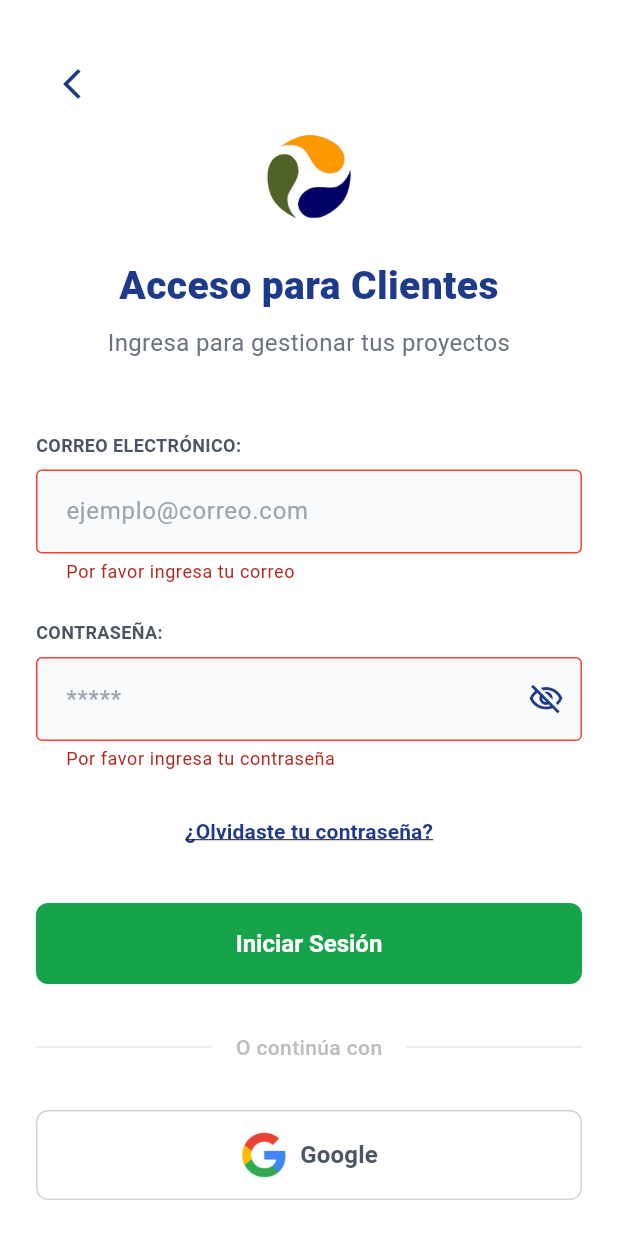
After one commit to Juventud-Incide/App-Incide, a Flutter app: the ClientLoginScreen screen opened by its route, after a tap on "Iniciar Sesión", on a phone screen of 412 x 824 dp. The commit adds this screen. Run offline on Flutter 3.47's test engine with Material 3 defaults, Android fonts, the light colour scheme and no system bars; our stand-ins replace flutter_riverpod, go_router.

Commit message:
Se integro el login de clientes ui

```diff
--- a/lib/core/router/app_router.dart
+++ b/lib/core/router/app_router.dart
@@ -3,6 +3,8 @@ import '../../features/auth/splash_screen.dart';
 import '../../features/roles/role_selection_screen.dart';
 import '../../features/auth/register_screen.dart';
 import '../../features/auth/login_screen.dart';
+import '../../features/auth/client_login_screen.dart';
+import '../../features/auth/cliente_register_screen.dart';
 
 class AppRouter {
   static final GoRouter router = GoRouter(
@@ -28,6 +30,16 @@ class AppRouter {
         name: 'login',
         builder: (context, state) => const LoginScreen(),
       ),
+      GoRoute(
+        path: '/login-cliente',
+        name: 'login-cliente',
+        builder: (context, state) => const ClientLoginScreen(),
+      ),
+      GoRoute(
+        path: '/registro-cliente',
+        name: 'registro-cliente',
+        builder: (context, state) => const ClienteRegisterScreen(),
+      ),
     ],
   );
 }
--- /dev/null
+++ b/lib/features/auth/client_login_screen.dart
@@ -0,0 +1,295 @@
+import 'package:flutter/material.dart';
+import 'package:flutter_riverpod/flutter_riverpod.dart';
+import 'package:go_router/go_router.dart';
+import '../../core/theme/app_colors.dart';
+import 'widgets/custom_input_field.dart';
+import 'providers/auth_provider.dart';
+
+class ClientLoginScreen extends ConsumerStatefulWidget {
+  const ClientLoginScreen({super.key});
+
+  @override
+  ConsumerState<ClientLoginScreen> createState() => _ClientLoginScreenState();
+}
+
+class _ClientLoginScreenState extends ConsumerState<ClientLoginScreen> {
+  final _formKey = GlobalKey<FormState>();
+  final _emailController = TextEditingController();
+  final _passwordController = TextEditingController();
+  bool _isPasswordVisible = false;
+
+  @override
+  void dispose() {
+    _emailController.dispose();
+    _passwordController.dispose();
+    super.dispose();
+  }
+
+  Future<void> _submitForm() async {
+    FocusScope.of(context).unfocus();
+
+    if (_formKey.currentState!.validate()) {
+      try {
+        final status = await ref
+            .read(authControllerProvider.notifier)
+            .login(_emailController.text.trim(), _passwordController.text);
+
+        if (!mounted) return;
+
+        if (status == 'aceptado') {
+          ScaffoldMessenger.of(context).showSnackBar(
+            const SnackBar(
+              content: Text('¡Bienvenido a INCIDE!'),
+              backgroundColor: Colors.green,
+            ),
+          );
+          // TODO: context.go('/home-cliente');
+        } else if (status == 'pendiente') {
+          ScaffoldMessenger.of(context).showSnackBar(
+            const SnackBar(
+              content: Text('Tu cuenta está en revisión por un administrador.'),
+              backgroundColor: Colors.orange,
+            ),
+          );
+        } else if (status == 'rechazado') {
+          ScaffoldMessenger.of(context).showSnackBar(
+            const SnackBar(
+              content: Text('Tu solicitud fue rechazada. Contacta a soporte.'),
+              backgroundColor: Colors.red,
+            ),
+          );
+        }
+      } catch (e) {
+        if (!mounted) return;
+        ScaffoldMessenger.of(context).showSnackBar(
+          SnackBar(content: Text(e.toString()), backgroundColor: Colors.red),
+        );
+      }
+    }
+  }
+
+  @override
+  Widget build(BuildContext context) {
+    final isLoading = ref.watch(authControllerProvider);
+
+    return Scaffold(
+      backgroundColor: Colors.white,
+      body: SafeArea(
+        child: SingleChildScrollView(
+          padding: const EdgeInsets.symmetric(horizontal: 24.0, vertical: 32.0),
+          child: Form(
+            key: _formKey,
+            autovalidateMode: AutovalidateMode.disabled,
+            child: Column(
+              crossAxisAlignment: CrossAxisAlignment.stretch,
+              children: [
+                // --- BOTÓN VOLVER ---
+                Align(
+                  alignment: Alignment.centerLeft,
+                  child: IconButton(
+                    icon: const Icon(Icons.arrow_back_ios_new,
+                        color: AppColors.primaryBlue),
+                    onPressed: () => context.pop(),
+                  ),
+                ),
+
+                const SizedBox(height: 8),
+
+                // --- HEADER ---
+                Center(
+                  child: Image.asset(
+                    'assets/images/Isotipo_Incide.png',
+                    width: 60,
+                  ),
+                ),
+                const SizedBox(height: 24),
+                const Text(
+                  'Acceso para Clientes',
+                  textAlign: TextAlign.center,
+                  style: TextStyle(
+                    color: Color(0xFF1E3A8A),
+                    fontSize: 26,
+                    fontWeight: FontWeight.w900,
+                  ),
+                ),
+                const SizedBox(height: 8),
+                const Text(
+                  'Ingresa para gestionar tus proyectos',
+                  textAlign: TextAlign.center,
+                  style: TextStyle(color: Color(0xFF6B7280), fontSize: 16),
+                ),
+
+                const SizedBox(height: 48),
+
+                // --- FORMULARIO ---
+                CustomInputField(
+                  label: 'CORREO ELECTRÓNICO:',
+                  hintText: 'ejemplo@correo.com',
+                  controller: _emailController,
+                  keyboardType: TextInputType.emailAddress,
+                  validator: (value) {
+                    if (value == null || value.trim().isEmpty) {
+                      return 'Por favor ingresa tu correo';
+                    }
+                    final emailRegex = RegExp(r'^[^@]+@[^@]+\.[^@]+$');
+                    if (!emailRegex.hasMatch(value)) {
+                      return 'Ingresa un correo válido';
+                    }
+                    return null;
+                  },
+                ),
+
+                const SizedBox(height: 24),
+
+                CustomInputField(
+                  label: 'CONTRASEÑA:',
+                  hintText: '*****',
+                  isPassword: true,
+                  isPasswordVisible: _isPasswordVisible,
+                  controller: _passwordController,
+                  onToggleVisibility: () {
+                    setState(() {
+                      _isPasswordVisible = !_isPasswordVisible;
+                    });
+                  },
+                  validator: (value) {
+                    if (value == null || value.isEmpty) {
+                      return 'Por favor ingresa tu contraseña';
+                    }
+                    if (value.length < 6) {
+                      return 'La contraseña es muy corta';
+                    }
+                    return null;
+                  },
+                ),
+
+                const SizedBox(height: 16),
+
+                // --- OLVIDASTE CONTRASEÑA ---
+                Align(
+                  alignment: Alignment.center,
+                  child: TextButton(
+                    onPressed: () {
+                      // TODO: Navegar a recuperación de contraseña
+                    },
+                    child: const Text(
+                      '¿Olvidaste tu contraseña?',
+                      style: TextStyle(
+                        color: AppColors.primaryBlue,
+                        fontWeight: FontWeight.bold,
+                        decoration: TextDecoration.underline,
+                      ),
+                    ),
+                  ),
+                ),
+
+                const SizedBox(height: 24),
+
+                // --- BOTÓN PRINCIPAL VERDE ---
+                ElevatedButton(
+                  onPressed: isLoading ? null : () => _submitForm(),
+                  style: ElevatedButton.styleFrom(
+                    backgroundColor: const Color(0xFF16A34A),
+                    padding: const EdgeInsets.symmetric(vertical: 16),
+                    shape: RoundedRectangleBorder(
+                      borderRadius: BorderRadius.circular(8),
+                    ),
+                    elevation: 0,
+                  ),
+                  child: isLoading
+                      ? const SizedBox(
+                          height: 20,
+                          width: 20,
+                          child: CircularProgressIndicator(
+                            color: Colors.white,
+                            strokeWidth: 2,
+                          ),
+                        )
+                      : const Text(
+                          'Iniciar Sesión',
+                          style: TextStyle(
+                            color: Colors.white,
+                            fontSize: 16,
+                            fontWeight: FontWeight.bold,
+                          ),
+                        ),
+                ),
+
+                const SizedBox(height: 32),
+
+                // --- DIVISOR ---
+                Row(
+                  children: [
+                    const Expanded(child: Divider(color: Color(0xFFE5E7EB))),
+                    Padding(
+                      padding: const EdgeInsets.symmetric(horizontal: 16.0),
+                      child: Text(
+                        'O continúa con',
+                        style: TextStyle(
+                          color: Colors.grey[400],
+                          fontWeight: FontWeight.w500,
+                        ),
+                      ),
+                    ),
+                    const Expanded(child: Divider(color: Color(0xFFE5E7EB))),
+                  ],
+                ),
+
+                const SizedBox(height: 32),
+
+                // --- BOTÓN DE GOOGLE ---
+                OutlinedButton.icon(
+                  onPressed: () {
+                    // TODO: Lógica de Google Sign-In
+                  },
+                  icon: Image.asset('assets/images/logo_google.png', width: 32),
+                  label: const Text(
+                    'Google',
+                    style: TextStyle(
+                      color: Color(0xFF4B5563),
+                      fontSize: 16,
+                      fontWeight: FontWeight.bold,
+                    ),
+                  ),
+                  style: OutlinedButton.styleFrom(
+                    padding: const EdgeInsets.symmetric(vertical: 14),
+                    side: const BorderSide(color: Color(0xFFD1D5DB)),
+                    shape: RoundedRectangleBorder(
+                      borderRadius: BorderRadius.circular(8),
+                    ),
+                  ),
+                ),
+
+                const SizedBox(height: 48),
+
+                // --- FOOTER REGISTRO ---
+                Row(
+                  mainAxisAlignment: MainAxisAlignment.center,
+                  children: [
+                    const Text(
+                      '¿No tienes cuenta? ',
+                      style: TextStyle(color: Color(0xFF4B5563)),
+                    ),
+                    GestureDetector(
+                      onTap: () {
+                        context.push('/registro-cliente');
+                      },
+                      child: const Text(
+                        'Regístrate Aquí',
+                        style: TextStyle(
+                          color: AppColors.primaryBlue,
+                          fontWeight: FontWeight.bold,
+                          decoration: TextDecoration.underline,
+                        ),
+                      ),
+                    ),
+                  ],
+                ),
+              ],
+            ),
+          ),
+        ),
+      ),
+    );
+  }
+}
--- /dev/null
+++ b/lib/features/auth/cliente_register_screen.dart
@@ -0,0 +1,15 @@
+import 'package:flutter/material.dart';
+
+class ClienteRegisterScreen extends StatelessWidget {
+  const ClienteRegisterScreen({super.key});
+
+  @override
+  Widget build(BuildContext context) {
+    return Scaffold(
+      appBar: AppBar(title: const Text('Registro de Cliente')),
+      body: const Center(
+        child: Text('Pantalla de Registro en Construcción'),
+      ),
+    );
+  }
+}
--- a/lib/features/roles/role_selection_screen.dart
+++ b/lib/features/roles/role_selection_screen.dart
@@ -46,12 +46,7 @@ class RoleSelectionScreen extends StatelessWidget {
                 iconColor: AppColors.primaryBlue,
                 iconBgColor: AppColors.primaryBlue.withValues(alpha: 0.08),
                 onTap: () {
-                  // TODO: Navegar a login de cliente cuando exista
-                  ScaffoldMessenger.of(context).showSnackBar(
-                    const SnackBar(
-                      content: Text('Flujo de cliente en construcción'),
-                    ),
-                  );
+                  context.push('/login-cliente');
                 },
               ),
               const SizedBox(height: 20),
```
